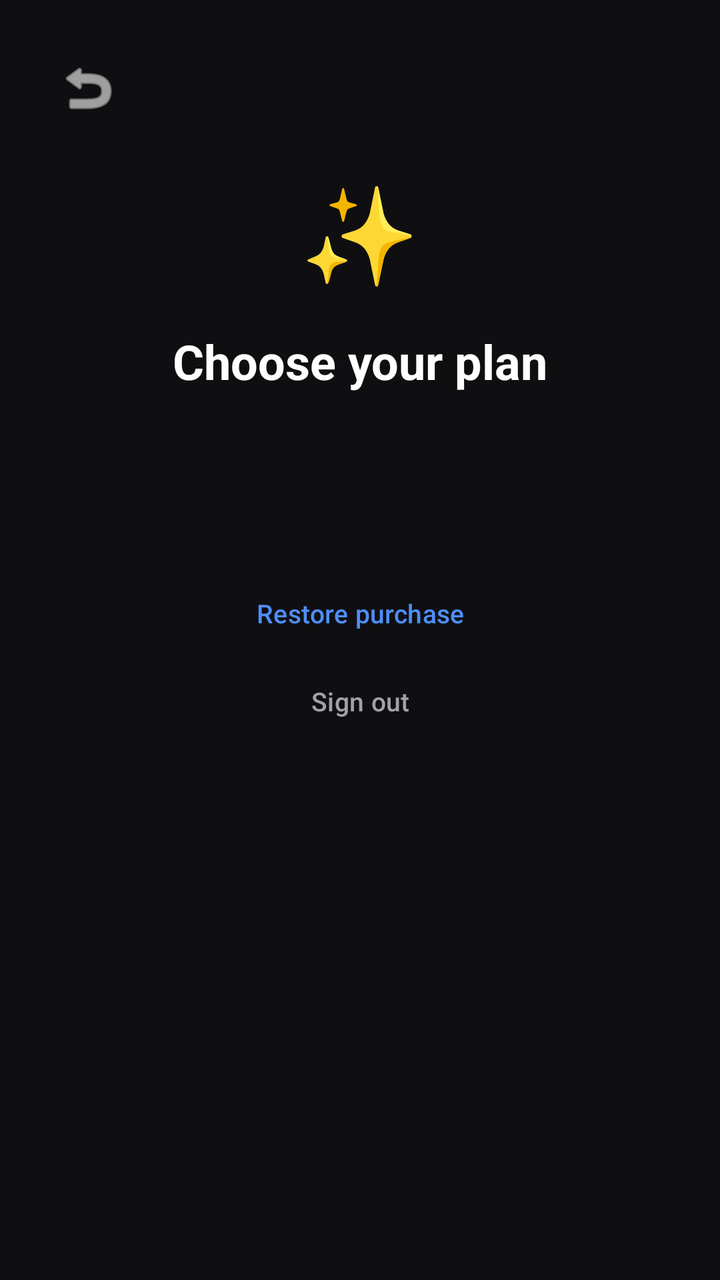
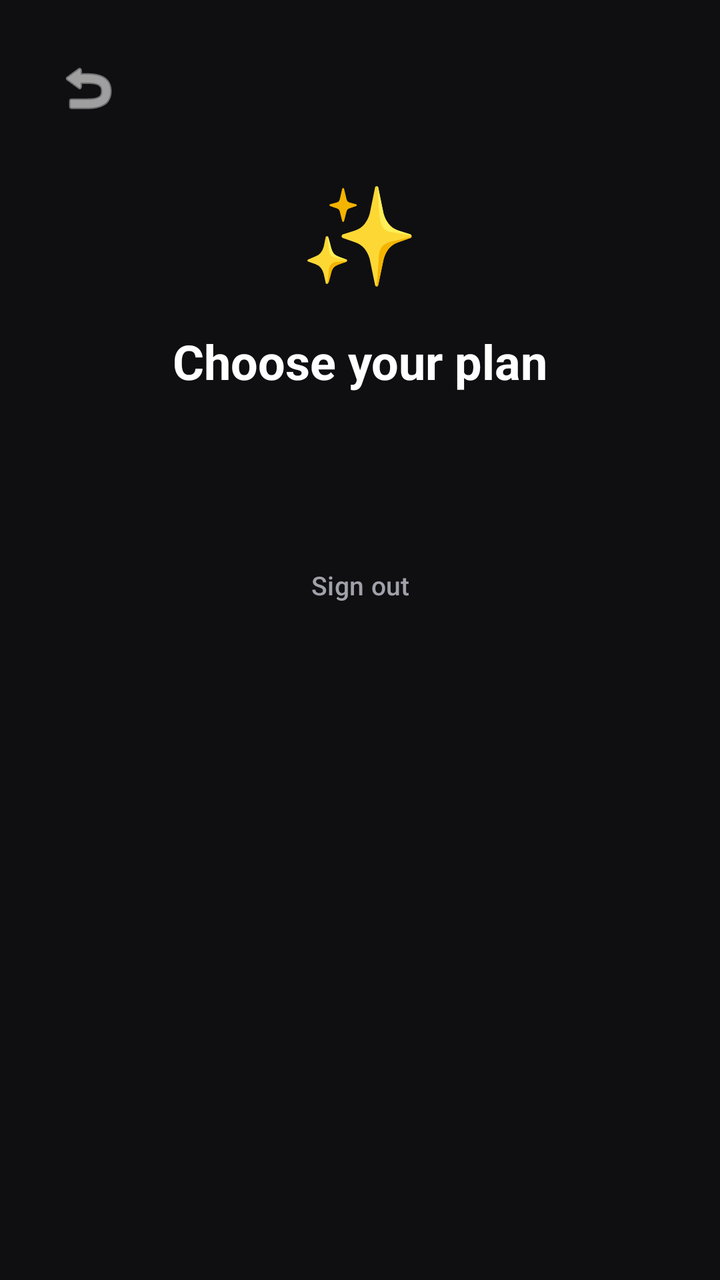

Compare the two renders of this Android layout. The source of the first and the diff that turns it into the second are given below.
<!-- AndroidManifest.xml: application theme Theme.CallFilter -->
<!-- res/layout/activity_paywall.xml -->
<?xml version="1.0" encoding="utf-8"?>
<ScrollView xmlns:android="http://schemas.android.com/apk/res/android"
    android:layout_width="match_parent"
    android:layout_height="match_parent"
    android:fillViewport="true"
    android:background="@color/bg">

    <LinearLayout
        android:layout_width="match_parent"
        android:layout_height="wrap_content"
        android:orientation="vertical"
        android:padding="24dp">

        <ImageButton
            android:id="@+id/btnBack"
            android:layout_width="40dp"
            android:layout_height="40dp"
            android:src="@android:drawable/ic_menu_revert"
            android:background="?android:attr/selectableItemBackgroundBorderless"
            android:contentDescription="Back"
            android:tint="@color/text"
            android:layout_gravity="start"/>

        <TextView
            android:layout_width="wrap_content"
            android:layout_height="wrap_content"
            android:text="✨"
            android:textSize="48sp"
            android:layout_gravity="center"
            android:layout_marginTop="20dp"
            android:layout_marginBottom="16dp"/>

        <TextView android:id="@+id/paywallTitle"
            android:layout_width="match_parent"
            android:layout_height="wrap_content"
            android:text="Choose your plan"
            android:textSize="24sp"
            android:textStyle="bold"
            android:textColor="@color/text"
            android:gravity="center"/>

        <TextView android:id="@+id/paywallSubtitle"
            android:layout_width="match_parent"
            android:layout_height="wrap_content"
            android:text=""
            android:textSize="13sp"
            android:textColor="@color/subtext"
            android:gravity="center"
            android:layout_marginTop="6dp"
            android:layout_marginBottom="10dp"/>

        
        <LinearLayout android:id="@+id/currentSubBanner"
            android:layout_width="match_parent"
            android:layout_height="wrap_content"
            android:orientation="horizontal"
            android:gravity="center_vertical"
            android:background="@drawable/banner_block_all"
            android:padding="14dp"
            android:layout_marginBottom="14dp"
            android:visibility="gone">
            <TextView
                android:layout_width="wrap_content"
                android:layout_height="wrap_content"
                android:text="✅"
                android:textSize="22sp"
                android:layout_marginEnd="12dp"/>
            <LinearLayout
                android:layout_width="0dp"
                android:layout_weight="1"
                android:layout_height="wrap_content"
                android:orientation="vertical">
                <TextView
                    android:layout_width="wrap_content"
                    android:layout_height="wrap_content"
                    android:text="Currently subscribed"
                    android:textSize="12sp"
                    android:textColor="@color/white"
                    android:textStyle="bold"/>
                <TextView android:id="@+id/currentSubText"
                    android:layout_width="wrap_content"
                    android:layout_height="wrap_content"
                    android:text=""
                    android:textSize="13sp"
                    android:textColor="@color/white"
                    android:layout_marginTop="2dp"/>
            </LinearLayout>
        </LinearLayout>

        <LinearLayout android:id="@+id/planList"
            android:layout_width="match_parent"
            android:layout_height="wrap_content"
            android:orientation="vertical"/>

        <TextView android:id="@+id/paywallMsg"
            android:layout_width="match_parent"
            android:layout_height="wrap_content"
            android:text=""
            android:textSize="12sp"
            android:textColor="@color/muted"
            android:gravity="center"
            android:layout_marginTop="14dp"
            android:layout_marginBottom="10dp"/>

        <Button android:id="@+id/btnRestore"
            android:layout_width="match_parent"
            android:layout_height="44dp"
            android:text="Restore purchase"
            android:textSize="13sp"
            android:textColor="@color/accent"
            android:background="@android:color/transparent"
            android:layout_marginTop="14dp"/>

        <Button android:id="@+id/btnLogout"
            android:layout_width="match_parent"
            android:layout_height="44dp"
            android:text="Sign out"
            android:textSize="13sp"
            android:textColor="@color/subtext"
            android:background="@android:color/transparent"/>
    </LinearLayout>
</ScrollView>
<!-- resources referenced by this layout -->
<resources>
  <color name="accent">#4F8EF7</color>
  <color name="bg">#0F0F12</color>
  <color name="muted">#71717A</color>
  <color name="subtext">#A1A1AA</color>
  <color name="text">#FFFFFF</color>
  <color name="white">#FFFFFF</color>
  <!-- drawable banner_block_all (drawable) -->
  <?xml version="1.0" encoding="utf-8"?>
  <shape xmlns:android="http://schemas.android.com/apk/res/android"
      android:shape="rectangle">
      <gradient
          android:startColor="#EF4444"
          android:endColor="#B91C1C"
          android:angle="270"/>
      <corners android:radius="12dp"/>
  </shape>
  <style name="Theme.CallFilter" parent="Theme.Material3.DayNight.NoActionBar">
          <item name="android:windowBackground">@color/bg</item>
          <item name="android:statusBarColor">@color/bg</item>
          <item name="android:navigationBarColor">@color/bg</item>
          <item name="android:windowLightStatusBar">false</item>
          <item name="colorPrimary">@color/accent</item>
          <item name="colorOnPrimary">@color/white</item>
          <item name="android:textColor">@color/text</item>
      </style>
</resources>

<!-- the commit's change to res/layout/activity_paywall.xml (unified diff, before → after) -->
@@ -109,7 +109,8 @@
             android:textSize="13sp"
             android:textColor="@color/accent"
             android:background="@android:color/transparent"
-            android:layout_marginTop="14dp"/>
+            android:layout_marginTop="14dp"
+            android:visibility="gone"/>
 
         <Button android:id="@+id/btnLogout"
             android:layout_width="match_parent"
